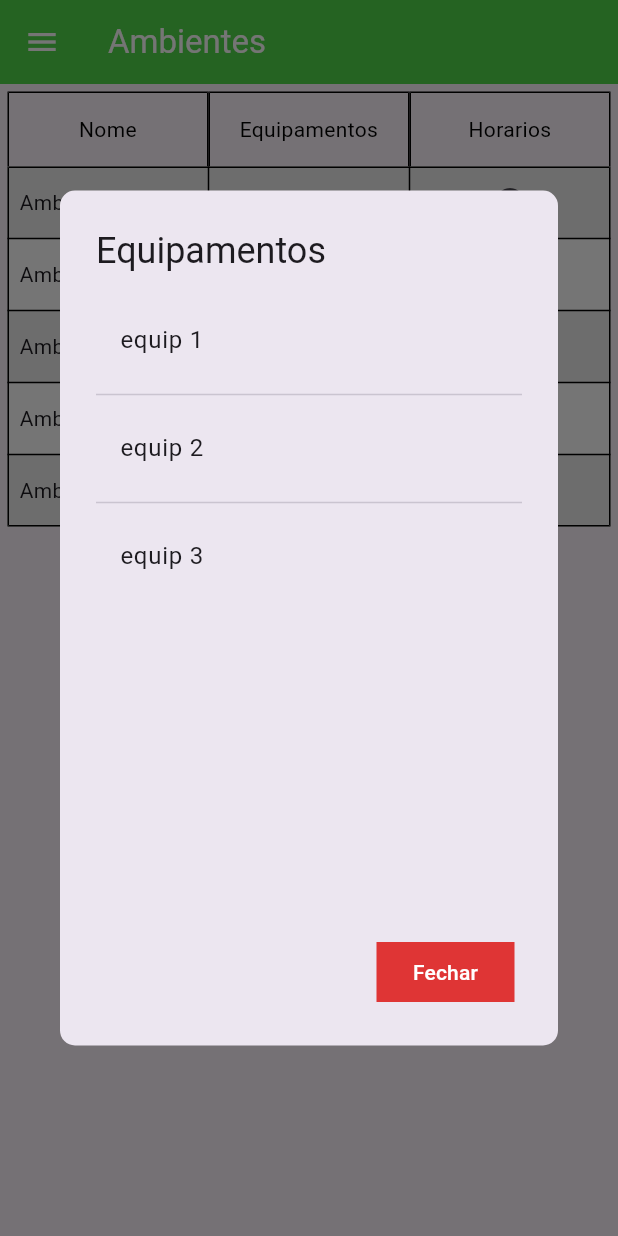
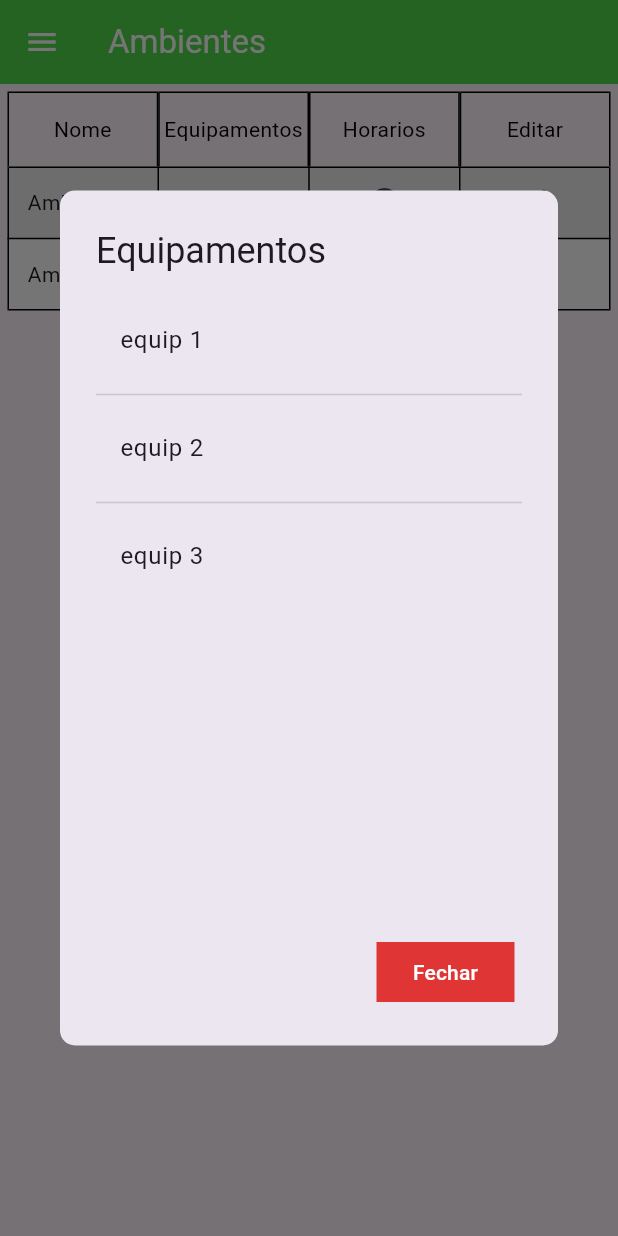
Before and after one commit to Bloco314/IotScrty, a Flutter app: the ViewEnvironments screen opened directly with empty values, after a tap on the "computer" icon, on a phone screen of 412 x 824 dp. Run offline on Flutter 3.47's test engine with Material 3 defaults, Android fonts, the phone set to English and light mode, and no system bars; our stand-ins replace carousel_slider.

Commit message:
Rework of DefaultTable finished, next: prepare the professor view of the system

```diff
--- a/lib/components/navigation_bar.dart
+++ b/lib/components/navigation_bar.dart
@@ -42,8 +42,7 @@ class NavBarProfessor extends StatelessWidget {
             accountName: Text(''),
             accountEmail: Text(''),
             currentAccountPicture: CircleAvatar(
-              backgroundImage: AssetImage('lib/assets/guest.png')
-            ),
+                backgroundImage: AssetImage('lib/assets/guest.png')),
             decoration: BoxDecoration(
                 color: Colors.green,
                 image: DecorationImage(
@@ -125,18 +124,12 @@ class NavBarCoordenador extends StatelessWidget {
         padding: EdgeInsets.zero,
         children: [
           //cabeçalho
-          UserAccountsDrawerHeader(
-            accountName: Text(nome),
-            accountEmail: Text(email),
+          const UserAccountsDrawerHeader(
+            accountName: Text(''),
+            accountEmail: Text(''),
             currentAccountPicture: CircleAvatar(
-                child: ClipOval(
-              child: Image.asset(
-                'lib/assets/mori.jpeg',
-                width: 100,
-                height: 100,
-              ),
-            )),
-            decoration: const BoxDecoration(
+                backgroundImage: AssetImage('lib/assets/guest.png')),
+            decoration: BoxDecoration(
                 color: Colors.green,
                 image: DecorationImage(
                     image: AssetImage('lib/assets/ueaLogo.jpg'),
--- a/lib/components/table_elements.dart
+++ b/lib/components/table_elements.dart
@@ -1,23 +1,35 @@
 import 'package:flutter/material.dart';
 
+/*
+DefaultTable é uma tabela expansiva  que associa botões e ações
+*/
 class DefaultTable extends StatelessWidget {
+  final List<String> headerTexts;
   final List<String> items;
-  final Function(BuildContext context, String) primaryAction;
-  final Function(BuildContext context, String) secondaryAction;
-  final IconData primaryIcon;
-  final IconData secondaryIcon;
+  final List<Function(BuildContext context, String)> actions;
+  final List<IconData> icones;
 
   DefaultTable({
-    required this.primaryIcon,
-    required this.secondaryIcon,
+    required this.headerTexts,
     required this.items,
-    required this.primaryAction,
-    required this.secondaryAction,
+    required this.actions,
+    required this.icones,
   });
 
   @override
   Widget build(BuildContext context) {
-    return Table(
+    return Column(children: [
+      // Cabeçalho
+      Table(
+        defaultVerticalAlignment: TableCellVerticalAlignment.middle,
+        children: [
+          TableRow(children: [
+            ...headerTexts.map((txt) => HeaderCell(text: txt)).toList(),
+          ])
+        ],
+      ),
+      // Corpo
+      Table(
         border: TableBorder.all(color: Colors.black),
         defaultVerticalAlignment: TableCellVerticalAlignment.middle,
         children: items.asMap().entries.map((entry) {
@@ -28,27 +40,24 @@ class DefaultTable extends StatelessWidget {
               color: index % 2 == 0 ? Colors.grey[200] : Colors.white,
             ),
             children: [
-            TableCell(
-              child: BodyCell(text: entry.value),
+              TableCell(child: Center(child: BodyCell(text: entry.value))),
+              ...actions.asMap().entries.map((actionEntry) {
+                int actionIndex = actionEntry.key;
+                IconData icon = icones[actionIndex];
+
+                return TableCell(
+                  child: TableButton(
+                    icon: icon,
+                    onPressed: () =>
+                        actions[actionIndex](context, 'Ambiente ${index + 1}'),
                   ),
-            TableCell(
-              child: TableButton(
-                icon: primaryIcon,
-                onPressed: () =>
-                    primaryAction(context, 'Ambiente ${index + 1}'),
-              ),
-            ),
-            TableCell(
-              child: TableButton(
-                icon: secondaryIcon,
-                onPressed: () =>
-                    secondaryAction(context, 'Ambiente ${index + 1}'),
-              ),
-            ),
+                );
+              }).toList(),
             ],
           );
         }).toList(),
-    );
+      )
+    ]);
   }
 }
 
--- a/lib/pages/_environment.dart
+++ b/lib/pages/_environment.dart
@@ -18,7 +18,7 @@ class ViewEnvironments extends StatefulWidget {
 
 class ViewEnvironmentsState extends State<ViewEnvironments> {
   final List<String> dados =
-      List.generate(20, (index) => 'Ambiente ${index + 1}');
+      List.generate(2, (index) => 'Ambiente ${index + 1}');
 
   int currentPage = 0;
   static const int itemsPerPage = 5;
@@ -65,6 +65,8 @@ class ViewEnvironmentsState extends State<ViewEnvironments> {
     );
   }
 
+  void editarAmbiente(context, String name) {}
+
   @override
   Widget build(BuildContext context) {
     return Scaffold(
@@ -79,28 +81,21 @@ class ViewEnvironmentsState extends State<ViewEnvironments> {
         padding: const EdgeInsets.all(5),
         child: Column(
           children: [
-            // Cabeçalho
-            Table(
-              defaultVerticalAlignment: TableCellVerticalAlignment.middle,
-              children: [
-                TableRow(
-                  children: [
-                    HeaderCell(text: 'Nome'),
-                    HeaderCell(text: 'Equipamentos'),
-                    HeaderCell(text: 'Horarios'),
-                  ],
-                ),
-              ],
-            ),
-            // Dados da tabela
-            DefaultTable(
-                primaryAction: (context, index) =>
-                    modalEquipamentos(context, index),
-                secondaryAction: (context, index) =>
-                    modalHorarios(context, index),
-                primaryIcon: Icons.computer_sharp,
-                secondaryIcon: Icons.watch_later,
-                items: currentData),
+            // Tabela
+            DefaultTable(headerTexts: const [
+              'Nome',
+              'Equipamentos',
+              'Horarios',
+              'Editar'
+            ], actions: [
+              (context, index) => modalEquipamentos(context, index),
+              (context, index) => modalHorarios(context, index),
+              (context, index) => editarAmbiente(context, index)
+            ], icones: const [
+              Icons.computer_sharp,
+              Icons.watch_later,
+              Icons.edit
+            ], items: currentData),
             // Botões de navegação
             Padding(
                 padding: const EdgeInsets.symmetric(vertical: 10),
@@ -195,7 +190,7 @@ class _CadEnviromentState extends State<CadEnviroment> {
                         labelText: 'Acrescentar horario',
                         controller: horariosSala)),
                 IconButton(
-                  icon: Icon(Icons.add),
+                  icon: const Icon(Icons.add),
                   onPressed: () {
                     if (horariosSala.text.isNotEmpty) {
                       setState(() {
@@ -209,9 +204,9 @@ class _CadEnviromentState extends State<CadEnviroment> {
                 ),
               ],
             ),
-            Divider(),
-            Text('Horários:'),
-            Divider(),
+            const Divider(),
+            const Text('Horários:'),
+            const Divider(),
             Container(
                 height: 180,
                 child: Expanded(
@@ -225,12 +220,12 @@ class _CadEnviromentState extends State<CadEnviroment> {
                           Text(horariosAdicionados[index].text,
                               textAlign: TextAlign.center),
                           IconButton(
-                            icon: Icon(Icons.delete),
+                            icon: const Icon(Icons.delete),
                             onPressed: () => excluirHorario(index),
                           )
                         ],
                       ),
-                      Divider()
+                      const Divider()
                     ]);
                   },
                 ))),
@@ -336,7 +331,7 @@ class ModalEquipamentos extends StatelessWidget {
                       ListTile(
                         title: Text(horarioValue),
                       ),
-                      if (index < equipsList.length - 1) Divider()
+                      if (index < equipsList.length - 1) const Divider()
                     ],
                   );
                 },
--- a/lib/pages/_equipments.dart
+++ b/lib/pages/_equipments.dart
@@ -1,6 +1,6 @@
 import 'package:flutter/material.dart';
-import 'package:iot_scrty/assets/colors.dart';
 import 'package:iot_scrty/components/navigation_bar.dart';
+import 'package:iot_scrty/components/top_bar.dart';
 
 class CadEquip extends StatelessWidget {
   final String nome;
@@ -16,10 +16,7 @@ class CadEquip extends StatelessWidget {
             nome: nome,
             cont: context,
             pageName: 'cadastrar_equipamentos'),
-        appBar: AppBar(
-          title: const Text('Equipamentos'),
-          backgroundColor: PersonalColors.green,
-        ),
+        appBar: TopBar(text: 'Equipamentos'),
         body: Container());
   }
 }
```
Lines whose indentation alone changed are shown as unchanged.
